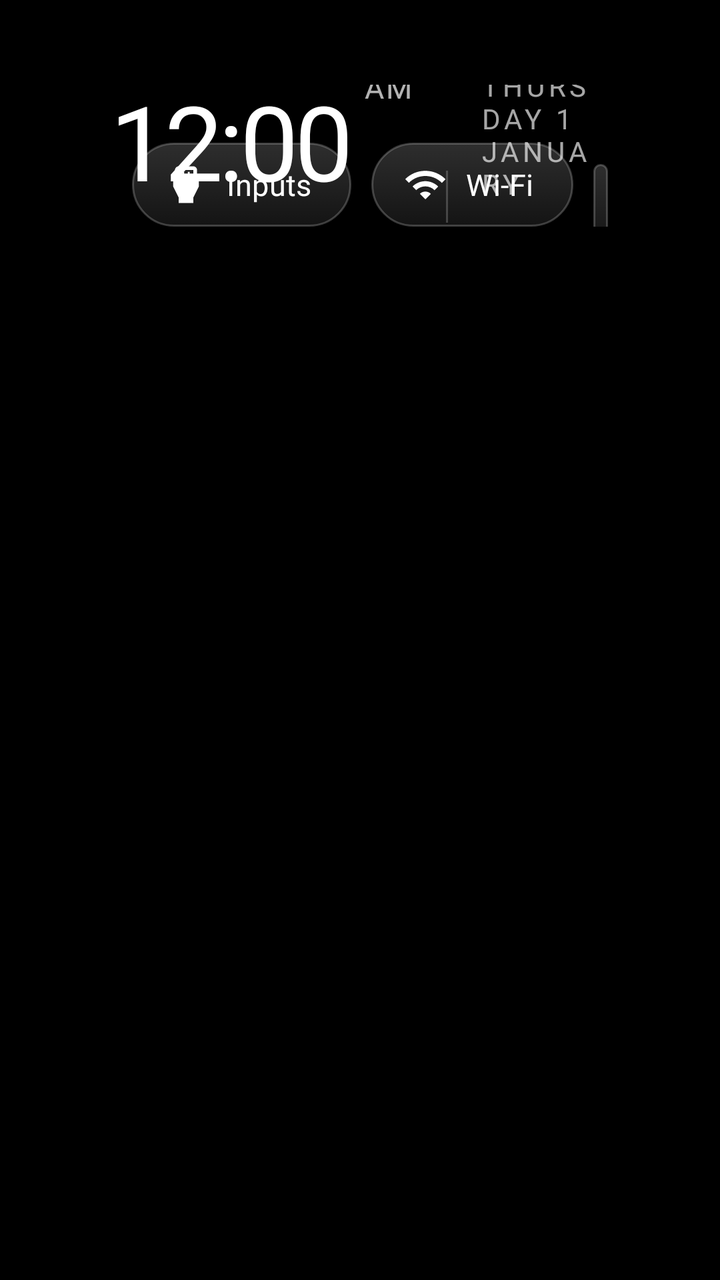
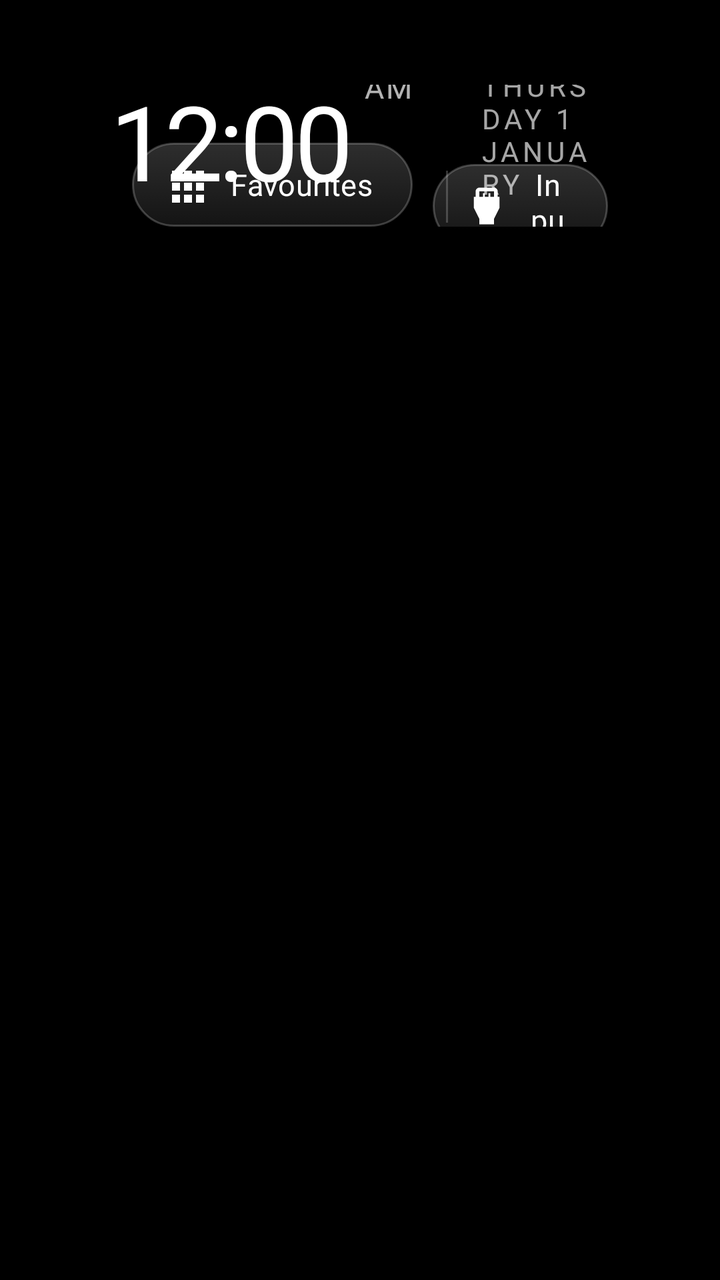

Compare the two renders of this Android layout. The source of the first and the diff that turns it into the second are given below.
<!-- AndroidManifest.xml: application theme Theme.TvHome -->
<!-- res/layout/activity_main.xml -->
<?xml version="1.0" encoding="utf-8"?>
<FrameLayout xmlns:android="http://schemas.android.com/apk/res/android"
    android:id="@+id/root"
    android:layout_width="match_parent"
    android:layout_height="match_parent"
    android:background="#FF000000">

    
    <View
        android:id="@+id/ambient"
        android:layout_width="match_parent"
        android:layout_height="match_parent"
        android:alpha="0" />

    
    <TextView
        android:id="@+id/heroName"
        android:layout_width="wrap_content"
        android:layout_height="wrap_content"
        android:layout_marginStart="68dp"
        android:alpha="0"
        android:textColor="#FFFFFFFF"
        android:textSize="48sp"
        android:fontFamily="@font/outfit"
        android:fontVariationSettings="'wght' 300"
        android:letterSpacing="-0.02"
        android:includeFontPadding="false"
        android:singleLine="true" />

    <LinearLayout
        android:layout_width="match_parent"
        android:layout_height="match_parent"
        android:orientation="vertical"
        android:paddingStart="56dp"
        android:paddingEnd="56dp"
        android:paddingTop="26dp">

        <RelativeLayout
            android:layout_width="match_parent"
            android:layout_height="wrap_content">

            <LinearLayout
                android:id="@+id/leftBlock"
                android:layout_width="wrap_content"
                android:layout_height="wrap_content"
                android:layout_alignParentStart="true"
                android:orientation="vertical">

                <TextView
                    android:id="@+id/greeting"
                    android:layout_width="wrap_content"
                    android:layout_height="wrap_content"
                    android:layout_marginStart="4dp"
                    android:textColor="#8CFFFFFF"
                    android:textSize="12sp"
                    android:fontFamily="@font/outfit"
                    android:fontVariationSettings="'wght' 500"
                    android:letterSpacing="0.22"
                    android:textAllCaps="true" />

                <LinearLayout
                    android:layout_width="wrap_content"
                    android:layout_height="wrap_content"
                    android:orientation="horizontal"
                    android:baselineAligned="true">

                    <TextClock
                        android:id="@+id/clock"
                        android:layout_width="wrap_content"
                        android:layout_height="wrap_content"
                        android:format12Hour="h:mm"
                        android:format24Hour="HH:mm"
                        android:textColor="#FFFFFFFF"
                        android:textSize="52sp"
                        android:fontFamily="@font/outfit"
                        android:fontVariationSettings="'wght' 300"
                        android:letterSpacing="-0.04"
                        android:includeFontPadding="false" />

                    <TextClock
                        android:id="@+id/ampm"
                        android:layout_width="wrap_content"
                        android:layout_height="wrap_content"
                        android:layout_marginStart="6dp"
                        android:layout_gravity="bottom"
                        android:layout_marginBottom="8dp"
                        android:format12Hour="a"
                        android:format24Hour=""
                        android:textColor="#B3FFFFFF"
                        android:textSize="15sp"
                        android:fontFamily="@font/outfit"
                        android:fontVariationSettings="'wght' 500"
                        android:letterSpacing="0.08"
                        android:textAllCaps="true" />

                    <View
                        android:layout_width="1dp"
                        android:layout_height="26dp"
                        android:layout_gravity="bottom"
                        android:layout_marginStart="16dp"
                        android:layout_marginEnd="16dp"
                        android:layout_marginBottom="8dp"
                        android:background="#33FFFFFF" />

                    <TextClock
                        android:id="@+id/date"
                        android:layout_width="wrap_content"
                        android:layout_height="wrap_content"
                        android:layout_gravity="bottom"
                        android:layout_marginBottom="9dp"
                        android:format12Hour="@string/date_format"
                        android:format24Hour="@string/date_format"
                        android:textColor="#A6FFFFFF"
                        android:textSize="14sp"
                        android:fontFamily="@font/outfit"
                        android:fontVariationSettings="'wght' 400"
                        android:letterSpacing="0.14"
                        android:textAllCaps="true" />
                </LinearLayout>
            </LinearLayout>

            <LinearLayout
                android:id="@+id/topButtons"
                android:layout_width="wrap_content"
                android:layout_height="wrap_content"
                android:layout_alignParentEnd="true"
                android:layout_alignBottom="@id/leftBlock"
                android:layout_marginBottom="6dp"
                android:orientation="horizontal">

                <TextView
                    android:id="@+id/btnInputs"
                    style="@style/TopButton"
                    android:text="@string/inputs"
                    android:drawableStart="@drawable/ic_input"
                    android:nextFocusDown="@+id/grid" />

                <TextView
                    android:id="@+id/btnWifi"
                    style="@style/TopButton"
                    android:text="@string/wifi"
                    android:drawableStart="@drawable/ic_wifi"
                    android:nextFocusDown="@+id/grid" />

                <TextView
                    android:id="@+id/btnSettings"
                    style="@style/TopButton"
                    android:text="@string/settings"
                    android:drawableStart="@drawable/ic_settings"
                    android:nextFocusDown="@+id/grid" />
            </LinearLayout>
        </RelativeLayout>

        
        <FrameLayout
            android:layout_width="match_parent"
            android:layout_height="0dp"
            android:layout_weight="1"
            android:layout_marginTop="10dp">

            <androidx.recyclerview.widget.RecyclerView
                android:id="@+id/grid"
                android:layout_width="match_parent"
                android:layout_height="match_parent"
                android:paddingTop="10dp"
                android:paddingBottom="40dp"
                android:clipToPadding="false"
                android:clipChildren="false"
                android:overScrollMode="never"
                android:scrollbars="none"
                android:descendantFocusability="afterDescendants" />
        </FrameLayout>
    </LinearLayout>

    
    <com.gathin.tvhome.GlassView
        android:id="@+id/glass"
        android:layout_width="10dp"
        android:layout_height="10dp"
        android:alpha="0"
        android:importantForAccessibility="no" />
</FrameLayout>
<!-- resources referenced by this layout -->
<resources>
  <!-- drawable ic_input (drawable) -->
  <?xml version="1.0" encoding="utf-8"?>
  <vector xmlns:android="http://schemas.android.com/apk/res/android"
      android:width="22dp" android:height="22dp"
      android:viewportWidth="24" android:viewportHeight="24">
      <path android:fillColor="#FFFFFFFF"
          android:pathData="M18,7V4c0,-1.1 -0.9,-2 -2,-2H8C6.9,2 6,2.9 6,4v3H5v6l3,6v3h8v-3l3,-6V7H18zM8,4h8v3h-2V5h-1v2h-2V5h-1v2H8V4z" />
  </vector>
  <!-- drawable ic_wifi (drawable) -->
  <?xml version="1.0" encoding="utf-8"?>
  <vector xmlns:android="http://schemas.android.com/apk/res/android"
      android:width="22dp" android:height="22dp"
      android:viewportWidth="24" android:viewportHeight="24">
      <path android:fillColor="#FFFFFFFF"
          android:pathData="M1,9l2,2c4.97,-4.97 13.03,-4.97 18,0l2,-2C16.93,2.93 7.08,2.93 1,9zM9,17l3,3 3,-3c-1.65,-1.66 -4.34,-1.66 -6,0zM5,13l2,2c2.76,-2.76 7.24,-2.76 10,0l2,-2C15.14,9.14 8.87,9.14 5,13z" />
  </vector>
  <string name="date_format">EEEE  d MMMM</string>
  <string name="inputs">Inputs</string>
  <string name="settings">Settings</string>
  <string name="wifi">Wi-Fi</string>
  <style name="TopButton">
          <item name="android:layout_width">wrap_content</item>
          <item name="android:layout_height">42dp</item>
          <item name="android:layout_marginStart">10dp</item>
          <item name="android:paddingStart">16dp</item>
          <item name="android:paddingEnd">20dp</item>
          <item name="android:gravity">center</item>
          <item name="android:background">@drawable/pill_bg</item>
          <item name="android:textColor">@drawable/pill_text</item>
          <item name="android:textSize">15sp</item>
          <item name="android:fontFamily">@font/outfit</item>
          <item name="android:fontVariationSettings">\'wght\' 500</item>
          <item name="android:letterSpacing">0.01</item>
          <item name="android:drawablePadding">9dp</item>
          <item name="android:drawableTint">@drawable/pill_text</item>
          <item name="android:focusable">true</item>
          <item name="android:clickable">true</item>
      </style>
  <style name="Theme.TvHome" parent="android:Theme.Material.NoActionBar.Fullscreen">
          <item name="android:windowBackground">@android:color/black</item>
          <item name="android:colorBackground">@android:color/black</item>
          <item name="android:windowAnimationStyle">@null</item>
      </style>
  <!-- drawable pill_bg (drawable) -->
  <?xml version="1.0" encoding="utf-8"?>
  <selector xmlns:android="http://schemas.android.com/apk/res/android">
      <item android:state_focused="true">
          <shape android:shape="rectangle">
              <solid android:color="#F5FFFFFF" />
              <corners android:radius="21dp" />
          </shape>
      </item>
      <item>
          <shape android:shape="rectangle">
              <gradient android:angle="270" android:startColor="#2EFFFFFF" android:endColor="#14FFFFFF" />
              <stroke android:width="1dp" android:color="#38FFFFFF" />
              <corners android:radius="21dp" />
          </shape>
      </item>
  </selector>
  <!-- drawable pill_text (drawable) -->
  <?xml version="1.0" encoding="utf-8"?>
  <selector xmlns:android="http://schemas.android.com/apk/res/android">
      <item android:state_focused="true" android:color="#FF111111" />
      <item android:color="#FFFFFFFF" />
  </selector>
  <!-- unchanged entries left out for length: 1 -->
</resources>

<!-- the commit's change to res/layout/activity_main.xml (unified diff, before → after) -->
@@ -129,6 +129,13 @@
                 android:orientation="horizontal">
 
                 <TextView
+                    android:id="@+id/btnDock"
+                    style="@style/TopButton"
+                    android:text="@string/favourites"
+                    android:drawableStart="@drawable/ic_dock"
+                    android:nextFocusDown="@+id/grid" />
+
+                <TextView
                     android:id="@+id/btnInputs"
                     style="@style/TopButton"
                     android:text="@string/inputs"
<!-- resource entries referenced after the edit -->
@@ -1,5 +1,16 @@
 <!-- resources referenced by this layout -->
 <resources>
+  <!-- drawable ic_dock (drawable) -->
+  <vector xmlns:android="http://schemas.android.com/apk/res/android"
+      android:width="24dp"
+      android:height="24dp"
+      android:viewportWidth="24"
+      android:viewportHeight="24"
+      android:tint="#FFFFFFFF">
+      <path
+          android:fillColor="#FFFFFFFF"
+          android:pathData="M4,5h4v4H4zM10,5h4v4h-4zM16,5h4v4h-4zM4,11h4v4H4zM10,11h4v4h-4zM16,11h4v4h-4zM4,17h4v4H4zM10,17h4v4h-4zM16,17h4v4h-4z" />
+  </vector>
   <!-- drawable ic_input (drawable) -->
   <?xml version="1.0" encoding="utf-8"?>
   <vector xmlns:android="http://schemas.android.com/apk/res/android"
@@ -17,6 +28,7 @@
           android:pathData="M1,9l2,2c4.97,-4.97 13.03,-4.97 18,0l2,-2C16.93,2.93 7.08,2.93 1,9zM9,17l3,3 3,-3c-1.65,-1.66 -4.34,-1.66 -6,0zM5,13l2,2c2.76,-2.76 7.24,-2.76 10,0l2,-2C15.14,9.14 8.87,9.14 5,13z" />
   </vector>
   <string name="date_format">EEEE  d MMMM</string>
+  <string name="favourites">Favourites</string>
   <string name="inputs">Inputs</string>
   <string name="settings">Settings</string>
   <string name="wifi">Wi-Fi</string>
